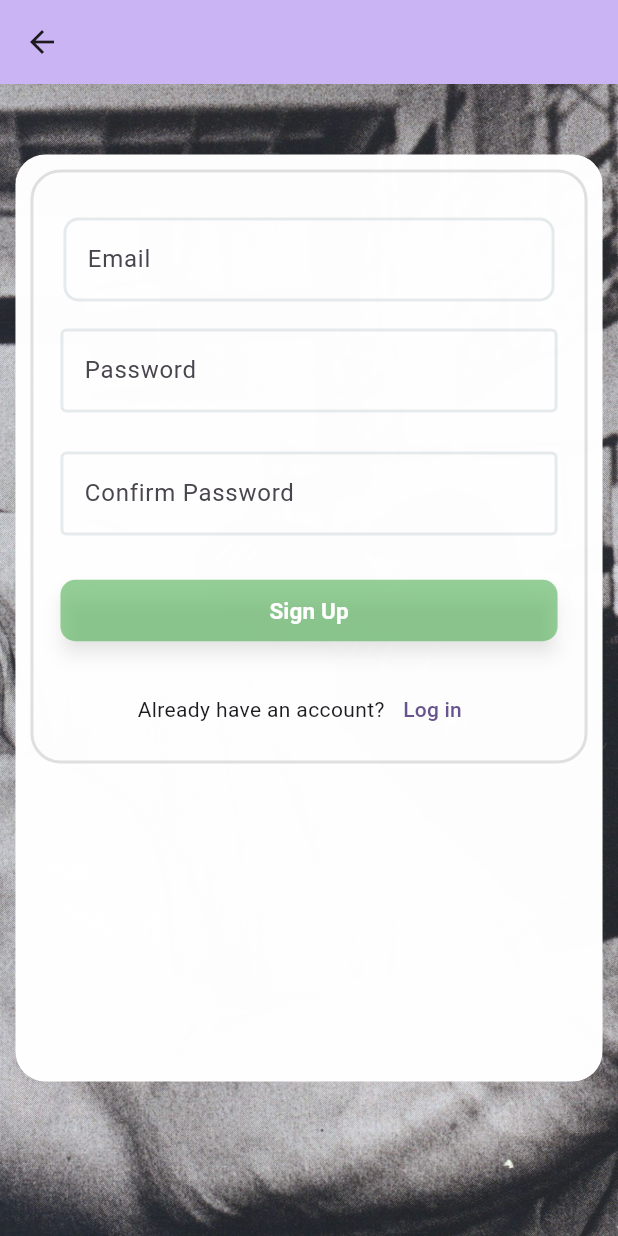
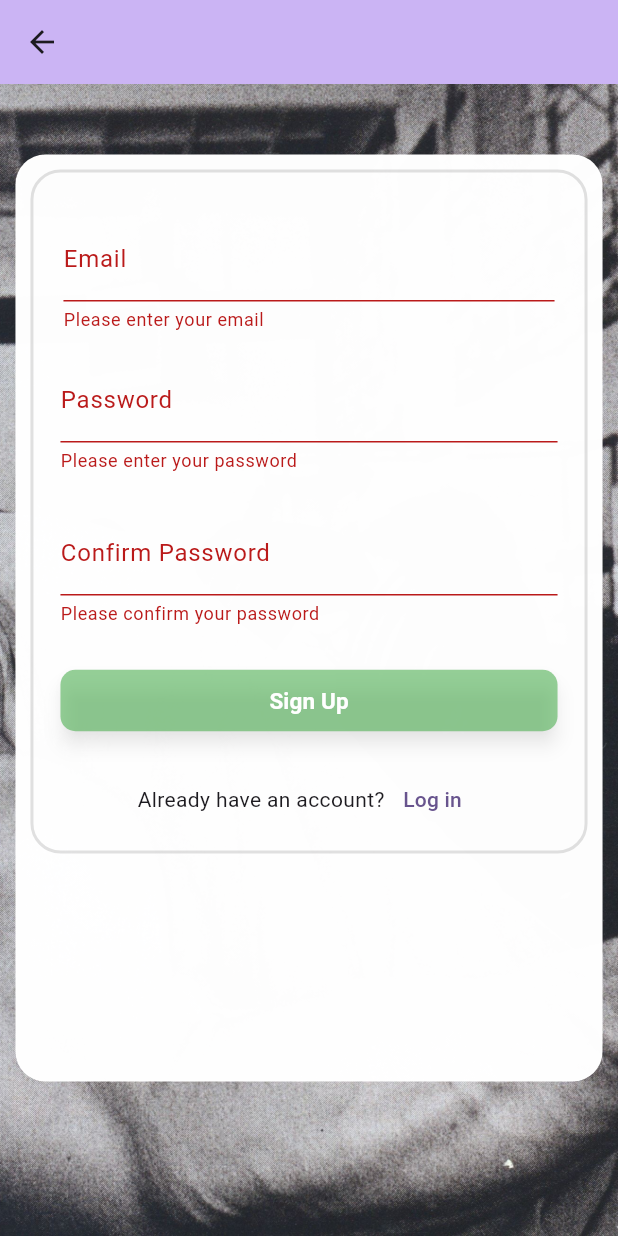
Before and after one commit to Iamyouandwhatiseeisme/CoreFitnessApp, a Flutter app: the SignUpPage screen opened by its route, scrolled down 56 dp, after a tap on "Sign Up", on a phone screen of 412 x 824 dp. Run offline on Flutter 3.47's test engine with Material 3 defaults, Android fonts, the phone set to English and light mode, and no system bars; our stand-ins replace bloc, flutter_bloc, flutter_dotenv, flutter_svg, get_it, google_sign_in and 1 more; accounts and stored records are empty.

Commit message:
feat(add): add signup form functionality with supabase

```diff
--- /dev/null
+++ b/lib/bloc/cubit/sign_up_cubit.dart
@@ -0,0 +1,31 @@
+import 'package:bloc/bloc.dart';
+import 'package:flutter/cupertino.dart';
+import 'package:meta/meta.dart';
+import 'package:supabase_flutter/supabase_flutter.dart';
+
+part 'sign_up_state.dart';
+
+class SignUpCubit extends Cubit<SignUpState> {
+  final SupabaseClient _client = Supabase.instance.client;
+
+  SignUpCubit() : super(SignUpInitial());
+  Future<void> signUpNewUser({
+    required String email,
+    required String password,
+  }) async {
+    debugPrint('signUpNewUser called');
+    emit(SigningUp());
+    try {
+      final AuthResponse res = await _client.auth.signUp(
+        email: email,
+        password: password,
+      );
+      _client.auth.signOut();
+
+      emit(SignedUp());
+    } on AuthApiException catch (e) {
+      debugPrint(e.message);
+      emit(SignUpError(e.message));
+    }
+  }
+}
--- /dev/null
+++ b/lib/bloc/cubit/sign_up_state.dart
@@ -0,0 +1,16 @@
+part of 'sign_up_cubit.dart';
+
+@immutable
+sealed class SignUpState {}
+
+final class SignUpInitial extends SignUpState {}
+
+final class SigningUp extends SignUpState {}
+
+final class SignedUp extends SignUpState {}
+
+final class SignUpError extends SignUpState {
+  final String message;
+
+  SignUpError(this.message);
+}
--- a/lib/presentation/pages/landing_page/landing_page.dart
+++ b/lib/presentation/pages/landing_page/landing_page.dart
@@ -49,8 +49,6 @@ class _LandingPageState extends State<LandingPage> {
                 ),
               ),
             );
-          } else if (state is AuthenticationSignInError) {
-            return LoginPage();
           } else {
             return LoginPage();
           }
--- a/lib/presentation/pages/signup_page/signup_page.dart
+++ b/lib/presentation/pages/signup_page/signup_page.dart
@@ -1,5 +1,7 @@
+import 'package:core_fitness/bloc/cubit/sign_up_cubit.dart';
 import 'package:core_fitness/presentation/presentation.dart';
 import 'package:flutter/material.dart';
+import 'package:flutter_bloc/flutter_bloc.dart';
 
 class SignUpPage extends StatefulWidget {
   const SignUpPage({super.key});
@@ -11,7 +13,9 @@ class SignUpPage extends StatefulWidget {
 class _MyHomePageState extends State<SignUpPage> {
   @override
   Widget build(BuildContext context) {
-    return Scaffold(
+    return BlocProvider(
+      create: (context) => SignUpCubit(),
+      child: Scaffold(
         appBar: AppBar(
           backgroundColor: Theme.of(context).colorScheme.inversePrimary,
         ),
@@ -56,109 +60,6 @@ class _MyHomePageState extends State<SignUpPage> {
             ),
           ),
         ),
-    );
-  }
-}
-
-class SignUpForm extends StatelessWidget {
-  const SignUpForm({super.key});
-
-  @override
-  Widget build(BuildContext context) {
-    return Form(
-      child: Column(
-        crossAxisAlignment: CrossAxisAlignment.start,
-        children: [
-          Padding(
-            padding: const EdgeInsets.only(top: 20, left: 10, right: 10),
-            child: TextFormField(
-              decoration: InputDecoration(
-                labelText: 'Email',
-                enabledBorder: OutlineInputBorder(
-                  borderSide: BorderSide(
-                    color: Colors.blueGrey.withAlpha(40),
-                    width: 2,
-                  ),
-                  borderRadius: BorderRadius.circular(10),
-                ),
-              ),
-            ),
-          ),
-          SizedBox(height: 10),
-          Padding(
-            padding: const EdgeInsets.all(8.0),
-            child: TextFormField(
-              decoration: InputDecoration(
-                labelText: 'Password',
-                enabledBorder: OutlineInputBorder(
-                  borderSide: BorderSide(
-                    color: Colors.blueGrey.withAlpha(40),
-                    width: 2,
-                  ),
-                ),
-              ),
-              obscureText: true,
-            ),
-          ),
-          SizedBox(height: 10),
-          Padding(
-            padding: const EdgeInsets.all(8.0),
-            child: TextFormField(
-              decoration: InputDecoration(
-                labelText: 'Confirm Password',
-                enabledBorder: OutlineInputBorder(
-                  borderSide: BorderSide(
-                    color: Colors.blueGrey.withAlpha(40),
-                    width: 2,
-                  ),
-                ),
-              ),
-              obscureText: true,
-            ),
-          ),
-          SizedBox(height: 10),
-
-          Padding(
-            padding: const EdgeInsets.all(8.0),
-            child: SizedBox(
-              width: double.infinity,
-              child: ElevatedButton(
-                style: ElevatedButton.styleFrom(
-                  elevation: 5,
-                  foregroundColor: Colors.white,
-                  shadowColor: Colors.grey.withAlpha(70),
-                  backgroundColor: Colors.green.withAlpha(150),
-                  shape: RoundedRectangleBorder(
-                    borderRadius: BorderRadius.circular(10),
-                  ),
-                  padding: EdgeInsets.symmetric(horizontal: 20, vertical: 10),
-                ),
-                onPressed: () {},
-                child: Text(
-                  'Sign Up',
-                  style: TextStyle(fontSize: 15, fontWeight: FontWeight.bold),
-                ),
-              ),
-            ),
-          ),
-
-          SizedBox(height: 10),
-          Row(
-            mainAxisAlignment: MainAxisAlignment.center,
-            children: [
-              Text("Already have an account?"),
-              TextButton(
-                onPressed: () {
-                  Navigator.pushReplacementNamed(
-                    context,
-                    NavigatorClient.loginPage,
-                  );
-                },
-                child: Text('Log in'),
-              ),
-            ],
-          ),
-        ],
       ),
     );
   }
--- a/lib/presentation/presentation.dart
+++ b/lib/presentation/presentation.dart
@@ -4,3 +4,4 @@ export "widgets/navigation/navigator_client.dart";
 export "widgets/buttons/o_auth_button.dart";
 export "widgets/forms/login_form.dart";
 export "pages/landing_page/landing_page.dart";
+export "widgets/forms/signup_form.dart";
--- /dev/null
+++ b/lib/presentation/widgets/forms/signup_form.dart
@@ -0,0 +1,203 @@
+import 'package:core_fitness/bloc/cubit/sign_up_cubit.dart';
+import 'package:core_fitness/presentation/presentation.dart';
+import 'package:flutter/material.dart';
+import 'package:flutter_bloc/flutter_bloc.dart';
+
+class SignUpForm extends StatefulWidget {
+  const SignUpForm({super.key});
+
+  @override
+  State<SignUpForm> createState() => _SignUpFormState();
+}
+
+class _SignUpFormState extends State<SignUpForm> {
+  final _passwordTextController = TextEditingController();
+  final _confirmPasswordTextController = TextEditingController();
+  final _emailTextController = TextEditingController();
+  final _formKey = GlobalKey<FormState>();
+  void _submit() {
+    if (_formKey.currentState!.validate()) {
+      ScaffoldMessenger.of(context).showSnackBar(
+        SnackBar(
+          content: Text('Signing up...'),
+          duration: Duration(milliseconds: 500),
+        ),
+      );
+      context.read<SignUpCubit>().signUpNewUser(
+        email: _emailTextController.text,
+        password: _passwordTextController.text,
+      );
+    }
+  }
+
+  @override
+  void dispose() {
+    _passwordTextController.dispose();
+    _emailTextController.dispose();
+    _confirmPasswordTextController.dispose();
+    super.dispose();
+  }
+
+  @override
+  Widget build(BuildContext context) {
+    return BlocConsumer<SignUpCubit, SignUpState>(
+      listener: (context, state) {
+        if (state is SignUpError) {
+          ScaffoldMessenger.of(context).showSnackBar(
+            SnackBar(
+              content: Text(state.message),
+              duration: const Duration(seconds: 2),
+            ),
+          );
+        }
+        if (state is SignedUp) {
+          ScaffoldMessenger.of(context).showSnackBar(
+            SnackBar(
+              content: Text("Signed up successfully!"),
+              duration: const Duration(seconds: 2),
+            ),
+          );
+
+          Navigator.pushReplacementNamed(context, NavigatorClient.landingPage);
+        }
+      },
+      builder: (context, state) {
+        return Form(
+          key: _formKey,
+          child: Column(
+            crossAxisAlignment: CrossAxisAlignment.start,
+            children: [
+              Padding(
+                padding: const EdgeInsets.only(top: 20, left: 10, right: 10),
+                child: TextFormField(
+                  controller: _emailTextController,
+                  validator: (value) {
+                    if (value == null || value.isEmpty) {
+                      return 'Please enter your email';
+                    } else if (!RegExp(
+                      r'^[a-zA-Z0-9._%+-]+@[a-zA-Z0-9.-]+\.[a-zA-Z]{2,}$',
+                    ).hasMatch(value)) {
+                      return 'Please enter a valid email address';
+                    }
+                    return null;
+                  },
+                  decoration: InputDecoration(
+                    labelText: 'Email',
+
+                    enabledBorder: OutlineInputBorder(
+                      borderSide: BorderSide(
+                        color: Colors.blueGrey.withAlpha(40),
+                        width: 2,
+                      ),
+                      borderRadius: BorderRadius.circular(10),
+                    ),
+                  ),
+                ),
+              ),
+              SizedBox(height: 10),
+              Padding(
+                padding: const EdgeInsets.all(8.0),
+                child: TextFormField(
+                  controller: _passwordTextController,
+                  validator: (value) {
+                    if (value == null || value.isEmpty) {
+                      return 'Please enter your password';
+                    } else if (value.length < 6) {
+                      return 'Password must be at least 6 characters';
+                    }
+                    return null;
+                  },
+                  decoration: InputDecoration(
+                    labelText: 'Password',
+                    enabledBorder: OutlineInputBorder(
+                      borderSide: BorderSide(
+                        color: Colors.blueGrey.withAlpha(40),
+                        width: 2,
+                      ),
+                    ),
+                  ),
+                  obscureText: true,
+                ),
+              ),
+              SizedBox(height: 10),
+              Padding(
+                padding: const EdgeInsets.all(8.0),
+                child: TextFormField(
+                  controller: _confirmPasswordTextController,
+                  validator: (value) {
+                    if (value == null || value.isEmpty) {
+                      return 'Please confirm your password';
+                    } else if (value != _passwordTextController.text) {
+                      return 'Passwords do not match';
+                    }
+                    return null;
+                  },
+                  decoration: InputDecoration(
+                    labelText: 'Confirm Password',
+                    enabledBorder: OutlineInputBorder(
+                      borderSide: BorderSide(
+                        color: Colors.blueGrey.withAlpha(40),
+                        width: 2,
+                      ),
+                    ),
+                  ),
+                  obscureText: true,
+                ),
+              ),
+              SizedBox(height: 10),
+
+              Padding(
+                padding: const EdgeInsets.all(8.0),
+                child: SizedBox(
+                  width: double.infinity,
+                  child: ElevatedButton(
+                    style: ElevatedButton.styleFrom(
+                      elevation: 5,
+                      foregroundColor: Colors.white,
+                      shadowColor: Colors.grey.withAlpha(70),
+                      backgroundColor: Colors.green.withAlpha(150),
+                      shape: RoundedRectangleBorder(
+                        borderRadius: BorderRadius.circular(10),
+                      ),
+                      padding: EdgeInsets.symmetric(
+                        horizontal: 20,
+                        vertical: 10,
+                      ),
+                    ),
+                    onPressed: () {
+                      _submit();
+                    },
+                    child: Text(
+                      'Sign Up',
+                      style: TextStyle(
+                        fontSize: 15,
+                        fontWeight: FontWeight.bold,
+                      ),
+                    ),
+                  ),
+                ),
+              ),
+
+              SizedBox(height: 10),
+              Row(
+                mainAxisAlignment: MainAxisAlignment.center,
+                children: [
+                  Text("Already have an account?"),
+                  TextButton(
+                    onPressed: () {
+                      Navigator.pushReplacementNamed(
+                        context,
+                        NavigatorClient.loginPage,
+                      );
+                    },
+                    child: Text('Log in'),
+                  ),
+                ],
+              ),
+            ],
+          ),
+        );
+      },
+    );
+  }
+}
```
Lines whose indentation alone changed are shown as unchanged.
